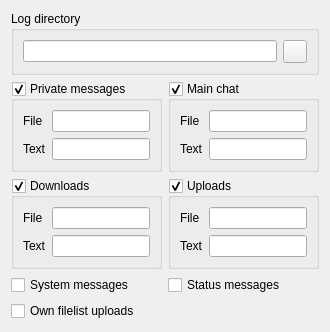
First picture: the form in eiskaltdcpp/ui/UISettingsLog.ui, repository eiskaltdcpp/eiskaltdcpp, before the edit.
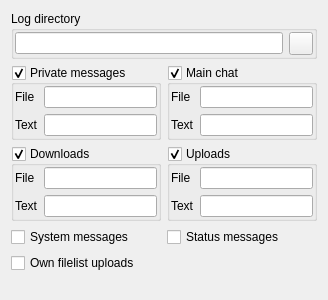
Second picture: the form after the edit.

```diff
--- a/eiskaltdcpp/ui/UISettingsLog.ui
+++ b/eiskaltdcpp/ui/UISettingsLog.ui
@@ -6,8 +6,8 @@
    <rect>
     <x>0</x>
     <y>0</y>
-    <width>330</width>
-    <height>302</height>
+    <width>328</width>
+    <height>300</height>
    </rect>
   </property>
   <property name="windowTitle">
@@ -20,6 +20,9 @@
       <string>Log directory</string>
      </property>
      <layout class="QGridLayout" name="gridLayout_6">
+      <property name="margin">
+       <number>1</number>
+      </property>
       <item row="0" column="0">
        <widget class="QLineEdit" name="lineEdit_LOGDIR"/>
       </item>
@@ -42,6 +45,9 @@
       <bool>true</bool>
      </property>
      <layout class="QGridLayout" name="gridLayout">
+      <property name="margin">
+       <number>1</number>
+      </property>
       <item row="0" column="0">
        <widget class="QLabel" name="label_5">
         <property name="text">
@@ -74,6 +80,9 @@
       <bool>true</bool>
      </property>
      <layout class="QGridLayout" name="gridLayout_2">
+      <property name="margin">
+       <number>1</number>
+      </property>
       <item row="0" column="0">
        <widget class="QLabel" name="label_6">
         <property name="text">
@@ -106,6 +115,9 @@
       <bool>true</bool>
      </property>
      <layout class="QGridLayout" name="gridLayout_3">
+      <property name="margin">
+       <number>1</number>
+      </property>
       <item row="0" column="0">
        <widget class="QLabel" name="label_7">
         <property name="text">
@@ -138,6 +150,9 @@
       <bool>true</bool>
      </property>
      <layout class="QGridLayout" name="gridLayout_4">
+      <property name="margin">
+       <number>1</number>
+      </property>
       <item row="0" column="0">
        <widget class="QLabel" name="label_8">
         <property name="text">
```
